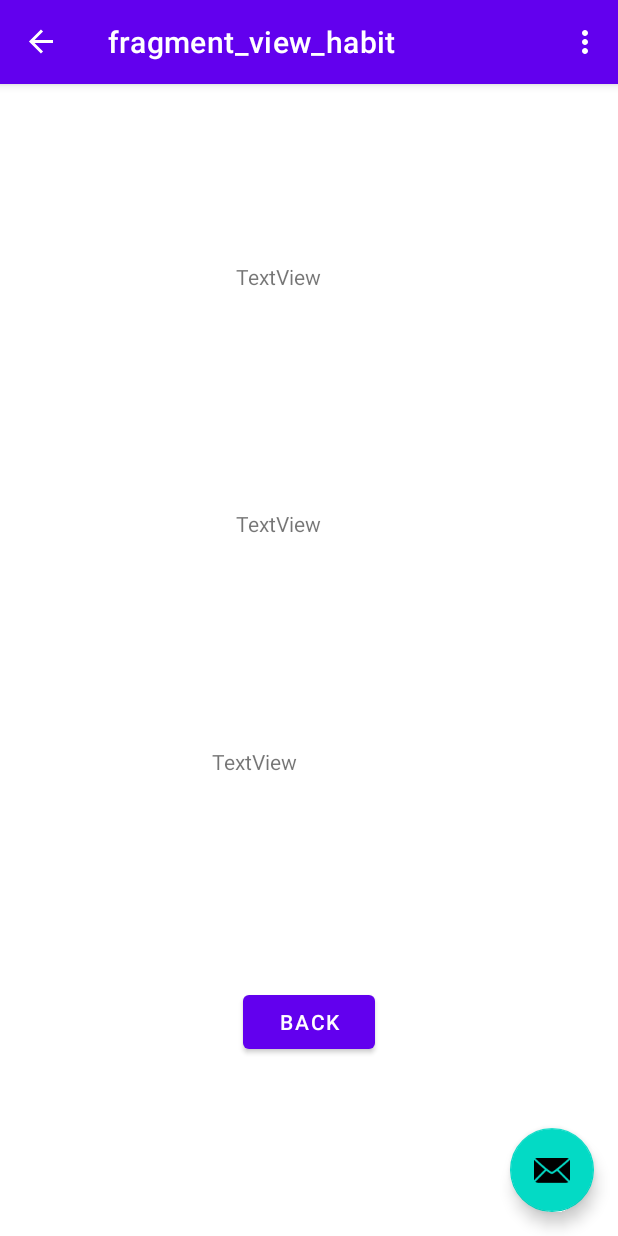
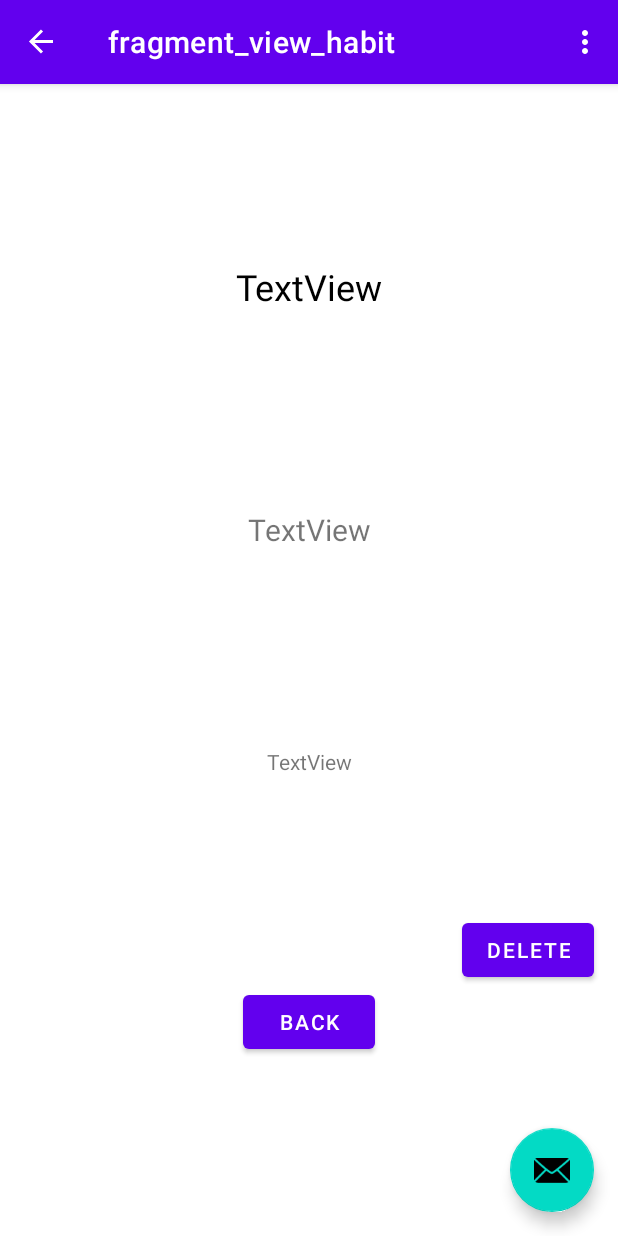
Before and after one commit to CMPUT301F21T44/HelloHabits, an Android app: the ViewHabitFragment screen opened through its navigation route, on a phone screen of 412 x 824 dp. Run offline under Robolectric (Android 15) with nearby library versions, the phone set to English and light mode, and no system bars; our stand-ins replace Room's generated code, navigation-ui.

Commit message:
feature delete-habit

```diff
--- a/app/src/main/java/com/github/cmput301f21t44/hellohabits/db/HabitDao.java
+++ b/app/src/main/java/com/github/cmput301f21t44/hellohabits/db/HabitDao.java
@@ -2,8 +2,11 @@ package com.github.cmput301f21t44.hellohabits.db;
 
 import androidx.lifecycle.LiveData;
 import androidx.room.Dao;
+import androidx.room.Delete;
 import androidx.room.Insert;
 import androidx.room.Query;
+
+import com.github.cmput301f21t44.hellohabits.model.Habit;
 
 import java.util.List;
 
@@ -17,4 +20,8 @@ public interface HabitDao {
 
     @Query("DELETE FROM habits")
     void deleteAll();
+
+    @Delete
+    void delete(HabitEntity habit);
+
 }
--- a/app/src/main/java/com/github/cmput301f21t44/hellohabits/db/HabitEntityRepository.java
+++ b/app/src/main/java/com/github/cmput301f21t44/hellohabits/db/HabitEntityRepository.java
@@ -4,6 +4,7 @@ import android.app.Application;
 
 import androidx.lifecycle.LiveData;
 
+import com.github.cmput301f21t44.hellohabits.model.Habit;
 import com.github.cmput301f21t44.hellohabits.model.HabitRepository;
 
 import java.time.Instant;
@@ -16,7 +17,7 @@ public class HabitEntityRepository implements HabitRepository<HabitEntity> {
     public HabitEntityRepository(Application application) {
         AppDatabase db = AppDatabase.getDatabase(application);
         mHabitDao = db.habitDao();
-        mAllHabits= mHabitDao.getAllHabits();
+        mAllHabits = mHabitDao.getAllHabits();
     }
 
     public LiveData<List<HabitEntity>> getAllHabits() {
@@ -28,4 +29,10 @@ public class HabitEntityRepository implements HabitRepository<HabitEntity> {
         HabitEntity habit = new HabitEntity(title, reason, dateStarted);
         AppDatabase.databaseWriteExecutor.execute(() -> mHabitDao.insert(habit));
     }
+
+    @Override
+    public void delete(Habit habit) {
+        AppDatabase.databaseWriteExecutor.execute(() -> mHabitDao.delete((HabitEntity) habit));
+    }
+
 }
--- a/app/src/main/java/com/github/cmput301f21t44/hellohabits/model/HabitRepository.java
+++ b/app/src/main/java/com/github/cmput301f21t44/hellohabits/model/HabitRepository.java
@@ -2,10 +2,16 @@ package com.github.cmput301f21t44.hellohabits.model;
 
 import androidx.lifecycle.LiveData;
 
+import com.github.cmput301f21t44.hellohabits.db.HabitEntity;
+
 import java.time.Instant;
 import java.util.List;
 
-public interface HabitRepository<T extends  Habit>{
+public interface HabitRepository<T extends Habit> {
     LiveData<List<T>> getAllHabits();
+
     void insert(String title, String reason, Instant dateStarted);
+
+    void delete(Habit habit);
+
 }
--- a/app/src/main/java/com/github/cmput301f21t44/hellohabits/view/ViewHabitFragment.java
+++ b/app/src/main/java/com/github/cmput301f21t44/hellohabits/view/ViewHabitFragment.java
@@ -12,6 +12,8 @@ import androidx.navigation.fragment.NavHostFragment;
 
 import com.github.cmput301f21t44.hellohabits.R;
 import com.github.cmput301f21t44.hellohabits.databinding.FragmentViewHabitBinding;
+import com.github.cmput301f21t44.hellohabits.db.HabitEntity;
+import com.github.cmput301f21t44.hellohabits.viewmodel.HabitViewModel;
 import com.github.cmput301f21t44.hellohabits.viewmodel.SelectedHabitViewModel;
 
 import java.time.ZoneId;
@@ -20,6 +22,7 @@ import java.time.format.DateTimeFormatter;
 public class ViewHabitFragment extends Fragment {
     private FragmentViewHabitBinding binding;
     private SelectedHabitViewModel mViewModel;
+    private HabitViewModel mHabitViewModel;
 
     @Override
     public View onCreateView(@NonNull LayoutInflater inflater,
@@ -35,19 +38,32 @@ public class ViewHabitFragment extends Fragment {
         mViewModel = new ViewModelProvider(requireActivity())
                 .get(SelectedHabitViewModel.class);
 
-        binding.buttonBackToList.setOnClickListener(v->
+        mHabitViewModel = new ViewModelProvider(requireActivity())
+                .get(HabitViewModel.class);
+
+        binding.buttonBackToList.setOnClickListener(v ->
                 NavHostFragment
                         .findNavController(ViewHabitFragment.this)
                         .navigate(R.id.action_viewHabitFragment_to_todaysHabitsFragment));
+
+        binding.buttonDeleteHabit.setOnClickListener(v -> {
+            mViewModel.getSelected().observe(getViewLifecycleOwner(), habit -> {
+                mHabitViewModel.delete(habit);
+                NavHostFragment
+                        .findNavController(ViewHabitFragment.this)
+                        .navigate(R.id.action_viewHabitFragment_to_todaysHabitsFragment);
+
+            });
+        });
     }
 
     @Override
     public void onStart() {
         super.onStart();
-        mViewModel.getSelected().observe(getViewLifecycleOwner(), habit-> {
+        mViewModel.getSelected().observe(getViewLifecycleOwner(), habit -> {
             // update UI
             binding.viewTitle.setText(habit.getTitle());
-            binding.viewReason.setText( habit.getReason());
+            binding.viewReason.setText(habit.getReason());
             String date = DateTimeFormatter
                     .ofPattern("eeee d MMMM, y")
                     .withZone(ZoneId.systemDefault())
--- a/app/src/main/java/com/github/cmput301f21t44/hellohabits/viewmodel/HabitViewModel.java
+++ b/app/src/main/java/com/github/cmput301f21t44/hellohabits/viewmodel/HabitViewModel.java
@@ -7,6 +7,7 @@ import androidx.lifecycle.LiveData;
 
 import com.github.cmput301f21t44.hellohabits.db.HabitEntity;
 import com.github.cmput301f21t44.hellohabits.db.HabitEntityRepository;
+import com.github.cmput301f21t44.hellohabits.model.Habit;
 
 import java.time.Instant;
 import java.util.List;
@@ -28,4 +29,9 @@ public class HabitViewModel extends AndroidViewModel {
     public void insert(String name, String reason, Instant dateStarted) {
         mRepository.insert(name, reason, dateStarted);
     }
+
+    public void delete(Habit habit) {
+        mRepository.delete(habit);
+    }
+
 }
--- a/app/src/main/res/layout/fragment_view_habit.xml
+++ b/app/src/main/res/layout/fragment_view_habit.xml
@@ -8,9 +8,11 @@
 
     <TextView
         android:id="@+id/view_title"
-        android:layout_width="98dp"
+        android:layout_width="wrap_content"
         android:layout_height="45dp"
         android:text="TextView"
+        android:textColor="#000000"
+        android:textSize="24sp"
         app:layout_constraintBottom_toTopOf="@+id/view_reason"
         app:layout_constraintEnd_toEndOf="parent"
         app:layout_constraintHorizontal_bias="0.5"
@@ -19,9 +21,10 @@
 
     <TextView
         android:id="@+id/view_reason"
-        android:layout_width="97dp"
+        android:layout_width="wrap_content"
         android:layout_height="40dp"
         android:text="TextView"
+        android:textSize="20sp"
         app:layout_constraintBottom_toTopOf="@+id/view_date_started"
         app:layout_constraintEnd_toEndOf="parent"
         app:layout_constraintHorizontal_bias="0.5"
@@ -30,9 +33,10 @@
 
     <TextView
         android:id="@+id/view_date_started"
-        android:layout_width="130dp"
+        android:layout_width="wrap_content"
         android:layout_height="40dp"
         android:text="TextView"
+        android:textSize="14sp"
         app:layout_constraintBottom_toTopOf="@+id/button_back_to_list"
         app:layout_constraintEnd_toEndOf="parent"
         app:layout_constraintHorizontal_bias="0.5"
@@ -49,4 +53,13 @@
         app:layout_constraintHorizontal_bias="0.5"
         app:layout_constraintStart_toStartOf="parent"
         app:layout_constraintTop_toBottomOf="@+id/view_date_started" />
+
+    <Button
+        android:id="@+id/button_delete_habit"
+        android:layout_width="wrap_content"
+        android:layout_height="wrap_content"
+        android:layout_marginEnd="16dp"
+        android:text="DELETE"
+        app:layout_constraintBottom_toTopOf="@+id/button_back_to_list"
+        app:layout_constraintEnd_toEndOf="parent" />
 </androidx.constraintlayout.widget.ConstraintLayout>
```
